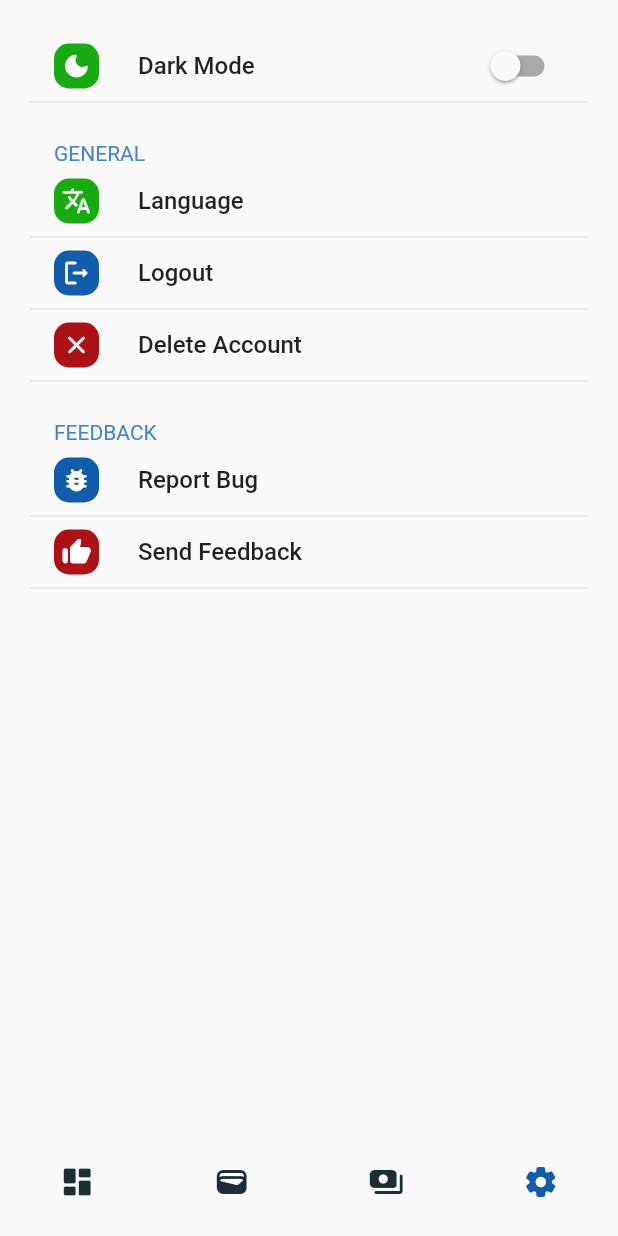
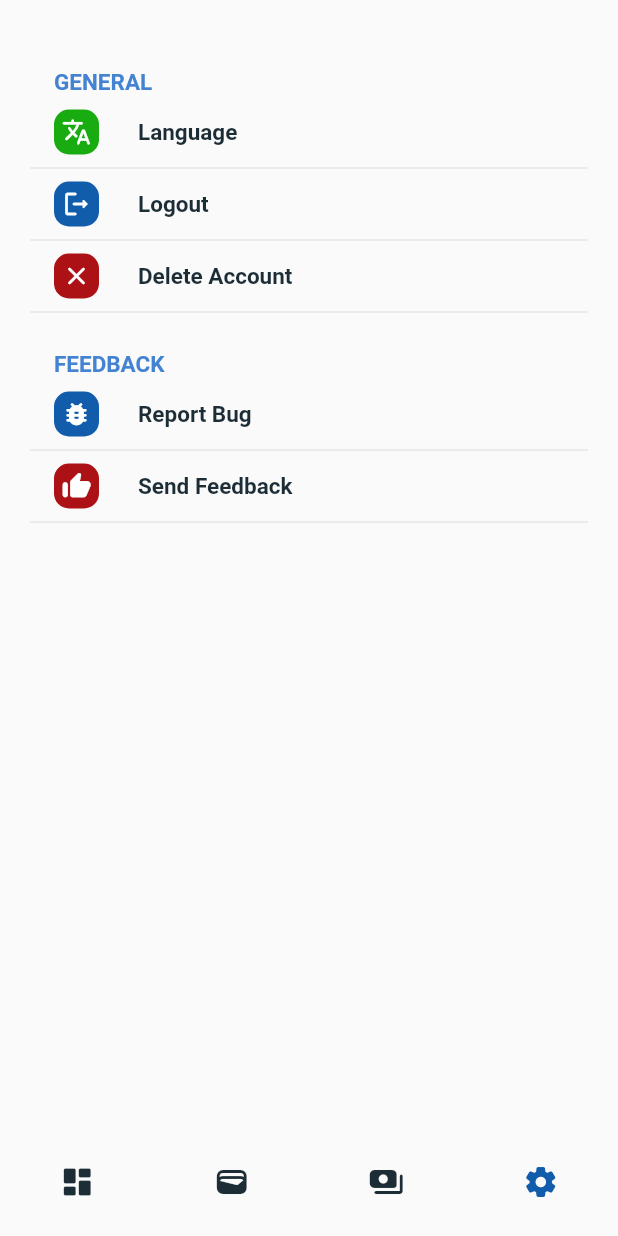
Before and after one commit to jarayumang/loanerist, a Flutter app: the screen it shows after launch, item 4 of the bottom bar chosen, on a phone screen of 412 x 824 dp. Run offline on Flutter 3.47's test engine with Material 2 defaults, Android fonts, the phone set to English and light mode, and no system bars; drawn by our look-alikes of flutter_settings_screens; our stand-ins replace firebase_auth, firebase_core, google_fonts; accounts and stored records are empty; Roboto replaces fonts that are missing (Gilroy).

Commit message:
🩹 fix fonts for pages

```diff
--- a/lib/main.dart
+++ b/lib/main.dart
@@ -36,6 +36,7 @@ class _HomePageState extends State<HomePage> {
   Widget build(BuildContext context) {
     return MaterialApp(
       title: 'App',
+      theme: ThemeData(fontFamily: 'Gilroy'),
       home: Scaffold(
         body: _screens[_selectedScreenIndex]["screen"],
         bottomNavigationBar: Container(
--- a/lib/login.dart
+++ b/lib/src/authentication/login.dart
@@ -1,7 +1,7 @@
 import 'package:flutter/gestures.dart';
 import 'package:flutter/material.dart';
 import 'package:google_fonts/google_fonts.dart';
-import 'package:loanerist/register.dart';
+import 'package:loanerist/src/authentication/register.dart';
 
 import 'auth.dart';
 
--- a/lib/src/features/dashboard.dart
+++ b/lib/src/features/dashboard.dart
@@ -12,7 +12,7 @@ class _DashboardState extends State<Dashboard> {
   Widget build(BuildContext context) {
     return const Text(
       'Dashboard',
-      style: TextStyle(fontSize: 30),
+      style: TextStyle(fontSize: 30, fontFamily: 'GilroyBlack'),
     );
   }
 }
--- a/lib/src/features/setting.dart
+++ b/lib/src/features/setting.dart
@@ -13,30 +13,22 @@ class Setting extends StatelessWidget {
         child: ListView(
           padding: EdgeInsets.all(20),
           children: [
-            SwitchSettingsTile(
-              title: 'Dark Mode',
-              leading: Container(
-                  padding: EdgeInsets.all(5),
-                  decoration: BoxDecoration(
-                      color: ColorConstants.green,
-                      borderRadius: BorderRadius.all(Radius.circular(10))),
-                  child: Icon(
-                    Icons.dark_mode_rounded,
-                    color: ColorConstants.darkWhite,
-                    size: 20,
-                  )),
-              settingKey: keyDarkMode,
-              onChange: (_) {},
-            ),
             const SizedBox(
               height: 10,
             ),
             SettingsGroup(
               title: 'General',
-              titleTextStyle: TextStyle(color: ColorConstants.lightBlue),
+              titleTextStyle: TextStyle(
+                  color: ColorConstants.lightBlue,
+                  fontWeight: FontWeight.w600,
+                  fontSize: 15),
               children: <Widget>[
                 SimpleSettingsTile(
                   title: 'Language',
+                  titleTextStyle: TextStyle(
+                      color: ColorConstants.lightBlack,
+                      fontWeight: FontWeight.bold,
+                      fontSize: 15),
                   subtitle: '',
                   leading: Container(
                       padding: EdgeInsets.all(5),
@@ -52,6 +44,10 @@ class Setting extends StatelessWidget {
                 ),
                 SimpleSettingsTile(
                   title: 'Logout',
+                  titleTextStyle: TextStyle(
+                      color: ColorConstants.lightBlack,
+                      fontWeight: FontWeight.bold,
+                      fontSize: 15),
                   subtitle: '',
                   leading: Container(
                       padding: EdgeInsets.all(5),
@@ -63,10 +59,14 @@ class Setting extends StatelessWidget {
                         color: ColorConstants.darkWhite,
                         size: 20,
                       )),
-                  // onTap: ,
+                  // onTap:
                 ),
                 SimpleSettingsTile(
                   title: 'Delete Account',
+                  titleTextStyle: TextStyle(
+                      color: ColorConstants.lightBlack,
+                      fontWeight: FontWeight.bold,
+                      fontSize: 15),
                   subtitle: '',
                   leading: Container(
                       padding: EdgeInsets.all(5),
@@ -87,10 +87,17 @@ class Setting extends StatelessWidget {
             ),
             SettingsGroup(
               title: 'Feedback',
-              titleTextStyle: TextStyle(color: ColorConstants.lightBlue),
+              titleTextStyle: TextStyle(
+                  color: ColorConstants.lightBlue,
+                  fontWeight: FontWeight.w600,
+                  fontSize: 15),
               children: <Widget>[
                 SimpleSettingsTile(
                   title: 'Report Bug',
+                  titleTextStyle: TextStyle(
+                      color: ColorConstants.lightBlack,
+                      fontWeight: FontWeight.bold,
+                      fontSize: 15),
                   subtitle: '',
                   leading: Container(
                       padding: EdgeInsets.all(5),
@@ -106,6 +113,10 @@ class Setting extends StatelessWidget {
                 ),
                 SimpleSettingsTile(
                   title: 'Send Feedback',
+                  titleTextStyle: TextStyle(
+                      color: ColorConstants.lightBlack,
+                      fontWeight: FontWeight.bold,
+                      fontSize: 15),
                   subtitle: '',
                   leading: Container(
                       padding: EdgeInsets.all(5),
```
Also changed, not shown: pubspec.yaml (+25 -0 lines), lib/src/authentication/register.dart (indentation only), lib/src/common/card.dart (renamed from lib/card.dart).
